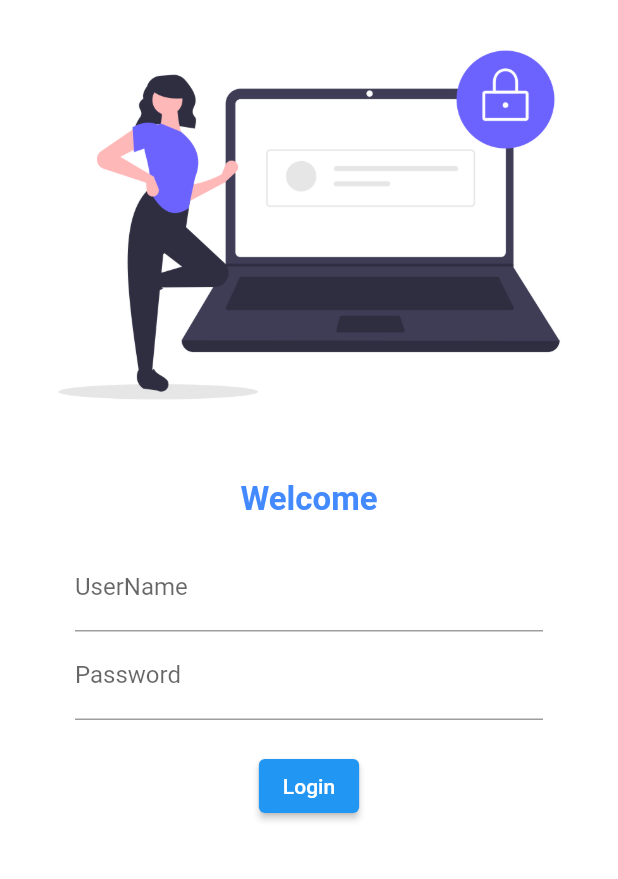
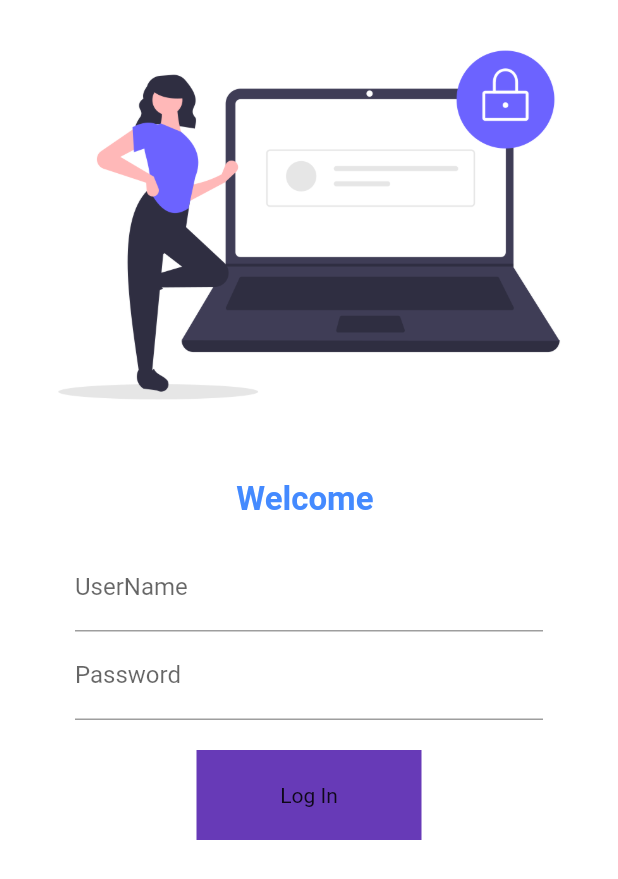
Before and after one commit to Atanu208/Flutter_May_2022, a Flutter app: the screen it shows after launch, on a phone screen of 412 x 824 dp. Shown: the top 879 px of the screen. Run offline on Flutter 3.47's test engine with Material 2 defaults, Android fonts, the phone set to English and light mode, and no system bars; our stand-ins replace google_fonts.

Commit message:
Day-5 Complete

```diff
--- a/lib/pages/login_page.dart
+++ b/lib/pages/login_page.dart
@@ -2,7 +2,14 @@ import 'package:flutter/material.dart';
 import 'package:flutter_application_1/pages/home_page.dart';
 import 'package:flutter_application_1/utils/routes.dart';
 
-class LoginPage extends StatelessWidget {
+class LoginPage extends StatefulWidget {
+  @override
+  State<LoginPage> createState() => _LoginPageState();
+}
+
+class _LoginPageState extends State<LoginPage> {
+  String username = "";
+  bool changeButton = false;
   @override
   Widget build(BuildContext context) {
     return Material(
@@ -19,7 +26,7 @@ class LoginPage extends StatelessWidget {
                 height: 20,
               ),
               Text(
-                "Welcome",
+                "Welcome $username",
                 style: TextStyle(
                     color: Colors.blueAccent,
                     fontSize: 22,
@@ -33,20 +40,48 @@ class LoginPage extends StatelessWidget {
                     TextFormField(
                       decoration: InputDecoration(
                           hintText: "Enter UserName", labelText: "UserName"),
+                      onChanged: (value) {
+                        username = value;
+                        setState(() {});
+                      },
                     ),
                     TextFormField(
-                      obscureText: true,
-                      decoration: InputDecoration(
-                          hintText: "Enter Password", labelText: "Password"),
-                    ),
+                        obscureText: true,
+                        decoration: InputDecoration(
+                            hintText: "Enter Password", labelText: "Password"),
+                        onChanged: (value) {
+                          username = value;
+                        }),
                     SizedBox(
                       height: 20,
                     ),
-                    ElevatedButton(
-                        onPressed: () {
-                          Navigator.pushNamed(context, MyRoutes.homeRoutes);
-                        },
-                        child: Text("Login"))
+                    InkWell(
+                      onTap: () async {
+                        setState(() {
+                          changeButton = true;
+                        });
+                        await Future.delayed(Duration(seconds: 1));
+                        Navigator.pushNamed(context, MyRoutes.homeRoutes);
+                      },
+                      child: AnimatedContainer(
+                        duration: Duration(seconds: 1),
+                        width: changeButton ? 50 : 150,
+                        height: 60,
+                        alignment: Alignment.center,
+                        child: changeButton
+                            ? Icon(
+                                Icons.done,
+                                color: Colors.white,
+                              )
+                            : Text("Log In"),
+                        decoration: BoxDecoration(
+                          color: Colors.deepPurple,
+                          shape: changeButton
+                              ? BoxShape.circle
+                              : BoxShape.rectangle,
+                        ),
+                      ),
+                    )
                   ],
                 ),
               )
```
